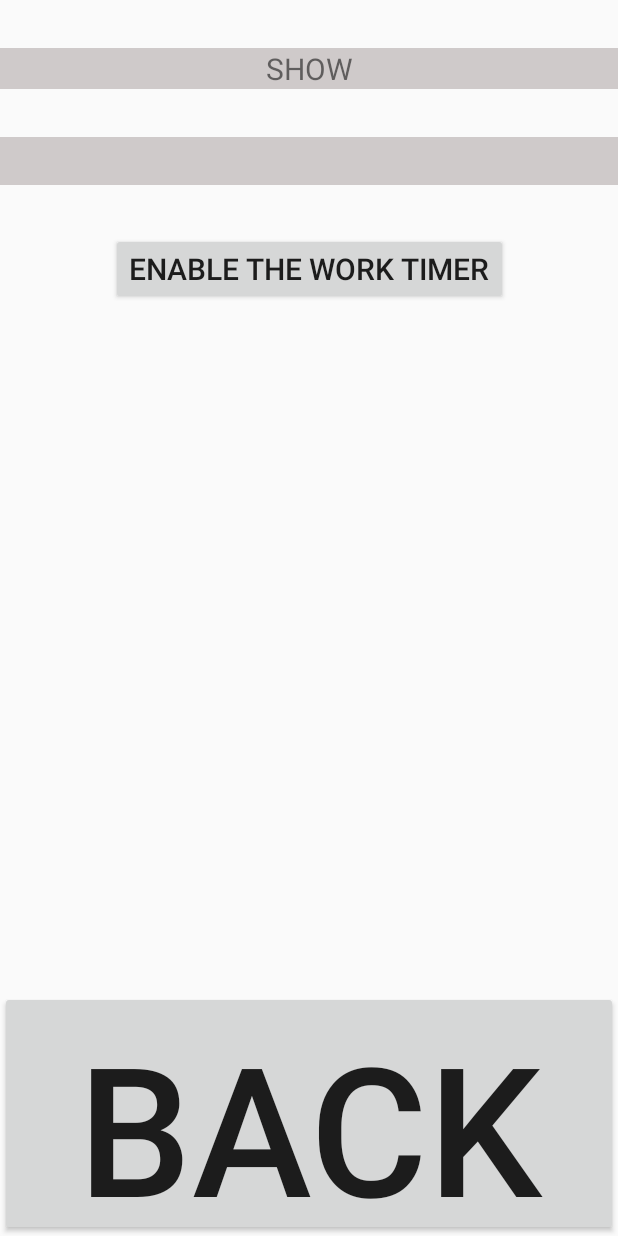
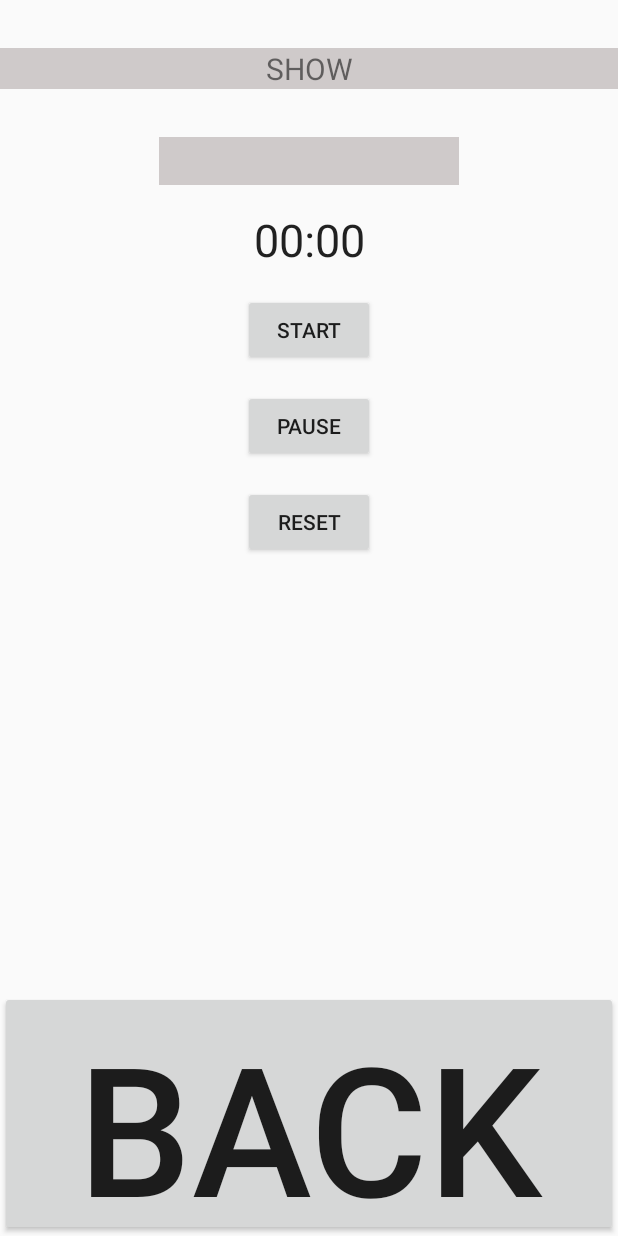
Before and after one commit to Udaka-Hayerson/fudol, an Android app: the layout activity_pohuy.xml on its own in the app's theme, with its tools: preview values and no code run, on a phone screen of 412 x 824 dp. Run offline under Robolectric (Android 15) with nearby library versions, the phone set to English and light mode, and no system bars.

Commit message:
adds work chronometer without saving results in file

```diff
--- a/app/src/main/res/layout/activity_pohuy.xml
+++ b/app/src/main/res/layout/activity_pohuy.xml
@@ -31,9 +31,10 @@
         app:layout_constraintEnd_toEndOf="parent"
         app:layout_constraintStart_toStartOf="parent" />
 
+
     <TextView
         android:id="@+id/timerView"
-        android:layout_width="match_parent"
+        android:layout_width="200dp"
         android:layout_height="32dp"
         android:layout_marginTop="32dp"
         android:background="@color/seriy"
@@ -43,15 +44,49 @@
         app:layout_constraintStart_toStartOf="parent"
         app:layout_constraintTop_toBottomOf="@+id/tvView" />
 
-    <Button
-        android:id="@+id/work_timer"
+
+    <Chronometer
+        android:id="@+id/chronometer"
         android:layout_width="wrap_content"
         android:layout_height="wrap_content"
-        android:layout_marginTop="32dp"
-        android:text="@string/work_time"
-        android:textSize="20sp"
+        android:layout_marginTop="16dp"
+        android:textSize="30sp"
         app:layout_constraintEnd_toEndOf="parent"
         app:layout_constraintStart_toStartOf="parent"
         app:layout_constraintTop_toBottomOf="@+id/timerView" />
 
+    <Button
+        android:id="@+id/start_chronometer"
+        android:layout_width="wrap_content"
+        android:layout_height="wrap_content"
+        android:layout_marginTop="16dp"
+        android:text="start"
+        android:textAllCaps="true"
+        android:onClick="startChronometer"
+        app:layout_constraintEnd_toEndOf="parent"
+        app:layout_constraintStart_toStartOf="parent"
+        app:layout_constraintTop_toBottomOf="@+id/chronometer" />
+
+    <Button
+        android:id="@+id/pause_chronometer"
+        android:layout_width="wrap_content"
+        android:layout_height="wrap_content"
+        android:layout_marginTop="16dp"
+        android:text="pause"
+        android:onClick="pauseChronometer"
+        app:layout_constraintEnd_toEndOf="parent"
+        app:layout_constraintStart_toStartOf="parent"
+        app:layout_constraintTop_toBottomOf="@+id/start_chronometer" />
+
+    <Button
+        android:id="@+id/reset_chronometer"
+        android:layout_width="wrap_content"
+        android:layout_height="wrap_content"
+        android:layout_marginTop="16dp"
+        android:text="reset"
+        android:onClick="resetChronometer"
+        app:layout_constraintEnd_toEndOf="parent"
+        app:layout_constraintStart_toStartOf="parent"
+        app:layout_constraintTop_toBottomOf="@+id/pause_chronometer" />
+
 </androidx.constraintlayout.widget.ConstraintLayout>
```
Also changed, not shown: app/src/main/java/com/example/futudoll/PohuyActivity.java (+46 -44 lines).
